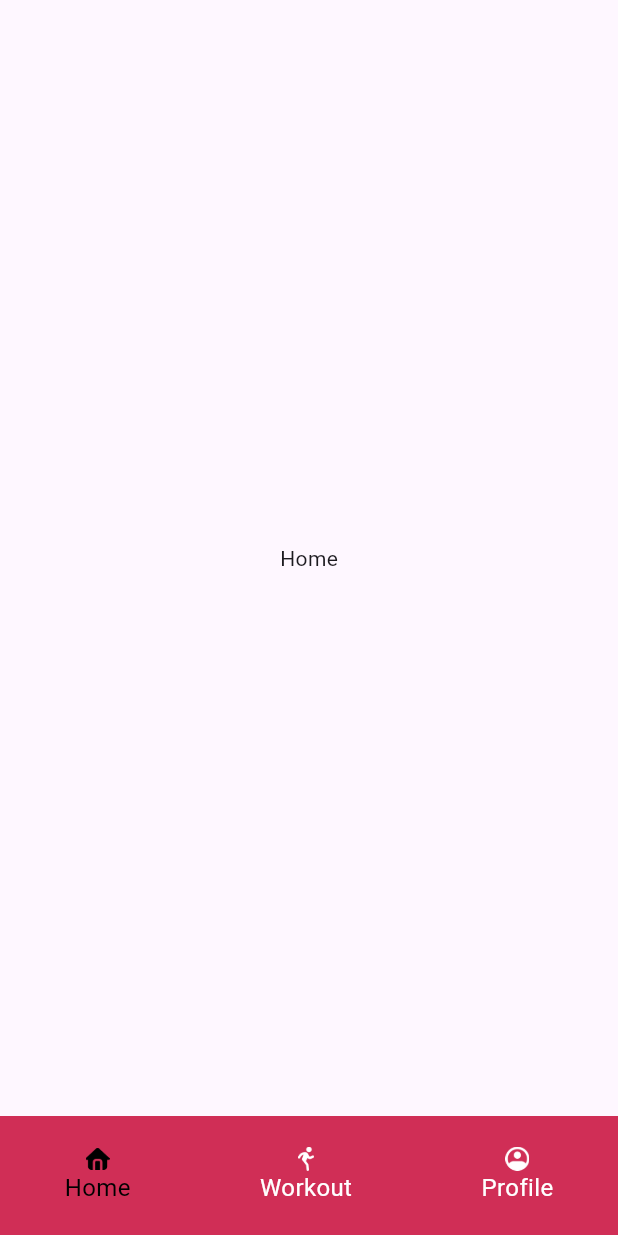
After one commit to AwaisKhan10/Learning-App, a Flutter app: the RootScreen screen opened directly, on a phone screen of 412 x 824 dp. The commit adds this screen. Run offline on Flutter 3.47's test engine with Material 3 defaults, Android fonts, the phone set to English and light mode, and no system bars.

Commit message:
root scren done

```diff
--- a/lib/main.dart
+++ b/lib/main.dart
@@ -1,8 +1,5 @@
 import 'package:flutter/material.dart';
-import 'package:learning/core/constant/app_assets.dart';
-import 'package:learning/core/constant/colors.dart';
-import 'package:learning/core/constant/strings.dart';
-import 'package:learning/core/constant/text_style.dart';
+
 import 'package:learning/ui/splash_screen.dart';
 
 void main() {
--- /dev/null
+++ b/lib/ui/screens/home/home_screen.dart
@@ -0,0 +1,8 @@
+import 'package:flutter/material.dart';
+
+class HomeScreen extends StatelessWidget {
+  @override
+  Widget build(BuildContext context) {
+    return Scaffold(body: Center(child: Text("Home")));
+  }
+}
--- /dev/null
+++ b/lib/ui/screens/profile/porfile.dart
@@ -0,0 +1,8 @@
+import 'package:flutter/material.dart';
+
+class PorfileScreen extends StatelessWidget {
+  @override
+  Widget build(BuildContext context) {
+    return Scaffold(body: Center(child: Text("Profile")));
+  }
+}
--- /dev/null
+++ b/lib/ui/screens/root/root_screen.dart
@@ -0,0 +1,130 @@
+import 'package:flutter/material.dart';
+import 'package:learning/core/constant/colors.dart';
+import 'package:learning/core/constant/strings.dart';
+import 'package:learning/core/constant/text_style.dart';
+import 'package:learning/ui/screens/home/home_screen.dart';
+import 'package:learning/ui/screens/profile/porfile.dart';
+import 'package:learning/ui/screens/workout/workout_screen.dart';
+
+class RootScreen extends StatefulWidget {
+  @override
+  State<RootScreen> createState() => _RootScreenState();
+}
+
+class _RootScreenState extends State<RootScreen> {
+  int selectedIndex = 0;
+
+  ///
+  /// Screens
+  ///
+  List<Widget> screens = [HomeScreen(), WorkoutScreen(), PorfileScreen()];
+
+  onClick(index) {
+    setState(() {
+      selectedIndex = index;
+    });
+  }
+
+  @override
+  Widget build(BuildContext context) {
+    return Scaffold(
+      ///
+      /// Start Body
+      ///
+      body: screens[selectedIndex],
+
+      ///
+      /// Botom Bar
+      ///
+      bottomNavigationBar: Container(
+        alignment: Alignment.center,
+        height: 80,
+        decoration: BoxDecoration(
+          gradient: LinearGradient(
+            begin: Alignment.center,
+            end: Alignment.center,
+            colors: [Color(0xffFE2B5F), Color(0xffD02E56)],
+          ),
+        ),
+        child: Row(
+          mainAxisAlignment: MainAxisAlignment.spaceAround,
+          crossAxisAlignment: CrossAxisAlignment.center,
+          children: [
+            GestureDetector(
+              onTap: () {
+                onClick(0);
+              },
+              child: Column(
+                mainAxisAlignment: MainAxisAlignment.center,
+                crossAxisAlignment: CrossAxisAlignment.center,
+                children: [
+                  Image.asset(
+                    "$iconsAssets/home.png",
+                    height: 16,
+                    width: 16,
+                    color: selectedIndex == 0 ? blackColor : whiteColor,
+                  ),
+                  Text(
+                    "Home",
+                    style: style16B.copyWith(
+                      fontWeight: FontWeight.w400,
+                      color: selectedIndex == 0 ? blackColor : whiteColor,
+                    ),
+                  ),
+                ],
+              ),
+            ),
+            GestureDetector(
+              onTap: () {
+                onClick(1);
+              },
+              child: Column(
+                mainAxisAlignment: MainAxisAlignment.center,
+                crossAxisAlignment: CrossAxisAlignment.center,
+                children: [
+                  Image.asset(
+                    "$iconsAssets/workout.png",
+                    height: 16,
+                    width: 16,
+                    color: selectedIndex == 1 ? blackColor : whiteColor,
+                  ),
+                  Text(
+                    "Workout",
+                    style: style16B.copyWith(
+                      fontWeight: FontWeight.w400,
+                      color: selectedIndex == 1 ? blackColor : whiteColor,
+                    ),
+                  ),
+                ],
+              ),
+            ),
+            GestureDetector(
+              onTap: () {
+                onClick(2);
+              },
+              child: Column(
+                mainAxisAlignment: MainAxisAlignment.center,
+                crossAxisAlignment: CrossAxisAlignment.center,
+                children: [
+                  Image.asset(
+                    "$iconsAssets/profile.png",
+                    height: 16,
+                    width: 16,
+                    color: selectedIndex == 2 ? blackColor : whiteColor,
+                  ),
+                  Text(
+                    "Profile",
+                    style: style16B.copyWith(
+                      fontWeight: FontWeight.w400,
+                      color: selectedIndex == 2 ? blackColor : whiteColor,
+                    ),
+                  ),
+                ],
+              ),
+            ),
+          ],
+        ),
+      ),
+    );
+  }
+}
--- /dev/null
+++ b/lib/ui/screens/workout/workout_screen.dart
@@ -0,0 +1,8 @@
+import 'package:flutter/material.dart';
+
+class WorkoutScreen extends StatelessWidget {
+  @override
+  Widget build(BuildContext context) {
+    return Scaffold(body: Center(child: Text("Workout")));
+  }
+}
```
Also changed, not shown: lib/ui/screens/auth/login/login_screen.dart (+42 -3 lines), assets/icons_assets/home.png (added), assets/icons_assets/profile.png (added), assets/icons_assets/workout.png (added), lib/ui/screens/root/root_view_model.dart (added).
